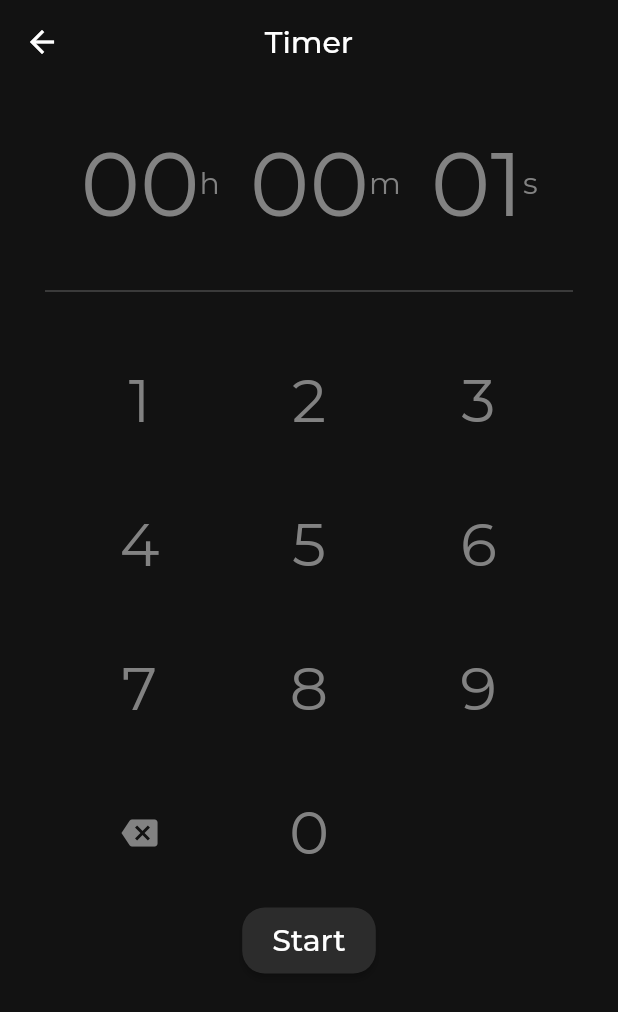
After one commit to keithcwk/TimerApp, a Flutter app: the Home screen opened directly, after a tap on an icon or button, on a phone screen of 412 x 824 dp. The commit adds this screen. Shown: the top 1012 px of the screen. Run offline on Flutter 3.47's test engine with Material 2 defaults, Android fonts, the phone set to English and light mode, and no system bars; our stand-ins replace flutter_local_notifications, google_fonts; missing offline and left inert: android_alarm_manager, blinking_text.

Commit message:
19/7 Completed Input Page, Added Animations to buttons

```diff
--- /dev/null
+++ b/lib/Home.dart
@@ -0,0 +1,146 @@
+import 'dart:async';
+
+import 'package:flutter/material.dart';
+import 'package:timer_app/button_widget.dart';
+// import 'package:numeric_keyboard/numeric_keyboard.dart';
+import 'package:timer_app/shared/constants.dart';
+import 'package:google_fonts/google_fonts.dart';
+import 'package:timer_app/shared/keyboardNumbers.dart';
+import 'package:timer_app/shared/utils.dart';
+
+class Home extends StatefulWidget {
+  @override
+  _HomeState createState() => _HomeState();
+}
+
+class _HomeState extends State<Home> with SingleTickerProviderStateMixin {
+  String display = "";
+  List<String> timeFormatted = ["00", "00", "00"];
+
+  void initState() {
+    super.initState();
+    display = "";
+    List<String> timeFormatted = ["00", "00", "00"];
+  }
+
+  void dispose() {
+    super.dispose();
+    display = "";
+    List<String> timeFormatted = ["00", "00", "00"];
+  }
+
+  void _onKeyboardTap(String value) {
+    setState(() {
+      display = display + value;
+      print(display);
+      timeFormatted = Utils.stringFormatter(display);
+      print(timeFormatted);
+    });
+  }
+
+  void _leftButton() {
+    if (display != "") {
+      setState(() {
+        var tempList = display.split("");
+        tempList.removeLast();
+        display = tempList.join("");
+        timeFormatted = Utils.stringFormatter(display);
+      });
+    }
+    print(display);
+    print(timeFormatted);
+  }
+
+  @override
+  Widget build(BuildContext context) {
+    return Scaffold(
+      backgroundColor: themeBlack,
+      appBar: AppBar(
+        title: Text('Timer',
+            style: GoogleFonts.montserrat(
+                fontSize: 20,
+                fontWeight: FontWeight.w500,
+                color: Colors.white)),
+        backgroundColor: themeBlack,
+        elevation: 0.0,
+        centerTitle: true,
+      ),
+      body: Column(
+        children: [
+          SizedBox(height: 30),
+          Row(
+            mainAxisAlignment: MainAxisAlignment.center,
+            children: [
+              Text(display != "" ? '${timeFormatted[0]}' : "00",
+                  textAlign: TextAlign.center,
+                  style: GoogleFonts.montserrat(
+                      fontSize: 60,
+                      fontWeight: FontWeight.w400,
+                      color: themeGrey)),
+              Text('h',
+                  style: GoogleFonts.montserrat(
+                      fontSize: 20,
+                      fontWeight: FontWeight.w400,
+                      color: themeGrey)),
+              SizedBox(width: 20),
+              Text(display != "" ? '${timeFormatted[1]}' : "00",
+                  textAlign: TextAlign.center,
+                  style: GoogleFonts.montserrat(
+                      fontSize: 60,
+                      fontWeight: FontWeight.w400,
+                      color: themeGrey)),
+              Text('m',
+                  style: GoogleFonts.montserrat(
+                      fontSize: 20,
+                      fontWeight: FontWeight.w400,
+                      color: themeGrey)),
+              SizedBox(width: 20),
+              Text(display != "" ? '${timeFormatted[2]}' : "00",
+                  textAlign: TextAlign.center,
+                  style: GoogleFonts.montserrat(
+                      fontSize: 60,
+                      fontWeight: FontWeight.w400,
+                      color: themeGrey)),
+              Text('s',
+                  style: GoogleFonts.montserrat(
+                      fontSize: 20,
+                      fontWeight: FontWeight.w400,
+                      color: themeGrey)),
+            ],
+          ),
+          SizedBox(height: 30),
+          Divider(
+              height: 10,
+              thickness: 0.75,
+              color: Colors.white.withOpacity(0.3),
+              indent: 30,
+              endIndent: 30),
+          KeyboardNumbers(
+            onKeyboardTap: _onKeyboardTap,
+            textColor: themeGrey,
+            leftIcon: Icon(Icons.backspace, color: themeGrey),
+            leftButtonFn: _leftButton,
+            mainAxisAlignment: MainAxisAlignment.spaceEvenly,
+          ),
+          AnimatedOpacity(
+              opacity: display != "" ? 1.0 : 0.0,
+              duration: Duration(milliseconds: 300),
+              child: ButtonWidget(
+                  text: 'Start',
+                  onClicked: () {},
+                  labelColor: Colors.white,
+                  buttonColor: themeBlackLight))
+          // Container(
+          //     height: 50,
+          //     child: display != ""
+          //         ? ButtonWidget(
+          //             text: 'Start',
+          //             onClicked: () {},
+          //             labelColor: Colors.white,
+          //             buttonColor: themeBlackLight)
+          //         : SizedBox(width: 10, height: 10))
+        ],
+      ),
+    );
+  }
+}
--- a/lib/TimerPage.dart
+++ b/lib/TimerPage.dart
@@ -46,7 +46,9 @@ class _TimerPageState extends State<TimerPage> {
     final isRunning = timer == null ? false : timer.isActive;
     final isCompleted = seconds == maxSeconds || seconds == 0;
 
-    return isRunning || !isCompleted
+    return AnimatedSwitcher(
+      duration: Duration(milliseconds: 300),
+      child: isRunning || !isCompleted
         ? Row(
             mainAxisAlignment: MainAxisAlignment.center,
             children: [
@@ -77,7 +79,7 @@ class _TimerPageState extends State<TimerPage> {
               startTimer();
             },
             buttonColor: themeBlackLight,
-            labelColor: Colors.white);
+            labelColor: Colors.white),);
   }
 
   Widget buildTime() {
--- a/lib/button_widget.dart
+++ b/lib/button_widget.dart
@@ -1,6 +1,5 @@
 import 'package:flutter/material.dart';
 import 'package:google_fonts/google_fonts.dart';
-import 'package:timer_app/shared/constants.dart';
 
 class ButtonWidget extends StatelessWidget {
   final VoidCallback onClicked;
--- a/lib/main.dart
+++ b/lib/main.dart
@@ -1,5 +1,6 @@
 import 'package:android_alarm_manager/android_alarm_manager.dart';
 import 'package:flutter/material.dart';
+import 'package:timer_app/Home.dart';
 import 'package:timer_app/TimerPage.dart';
 import 'package:flutter_local_notifications/flutter_local_notifications.dart';
 
@@ -7,6 +8,7 @@ final FlutterLocalNotificationsPlugin flutterLocalNotificationsPlugin =
     FlutterLocalNotificationsPlugin();
 
 void main() async {
+  // Notification Initialization
   WidgetsFlutterBinding.ensureInitialized();
   var initializationSettingsAndroid =
       AndroidInitializationSettings('outline_timer_black_24dp');
@@ -26,6 +28,8 @@ void main() async {
     }
   });
   runApp(MyApp());
+
+  // Alarm Manager Initialization
   await AndroidAlarmManager.initialize();
 }
 
--- a/lib/shared/constants.dart
+++ b/lib/shared/constants.dart
@@ -2,5 +2,6 @@ import 'package:flutter/material.dart';
 
 const themeBlack = const Color(0xFF121212);
 const themeBlackLight = const Color(0xFF2c2c2c);
+const themeGrey = const Color(0xFF828282);
 const themeBlue = const Color(0xFF1976d2);
 const themeBlueLight = const Color(0xFF63a4ff);
--- /dev/null
+++ b/lib/shared/keyboardNumbers.dart
@@ -0,0 +1,123 @@
+library numeric_keyboard;
+
+import 'package:flutter/material.dart';
+import 'package:google_fonts/google_fonts.dart';
+
+typedef KeyboardTapCallback = void Function(String text);
+
+class KeyboardNumbers extends StatefulWidget {
+  /// Color of the text [default = Colors.black]
+  final Color textColor;
+
+  /// Display a custom right icon
+  final Icon rightIcon;
+
+  /// Action to trigger when right button is pressed
+  final Function() rightButtonFn;
+
+  /// Display a custom left icon
+  final Icon leftIcon;
+
+  /// Action to trigger when left button is pressed
+  final Function() leftButtonFn;
+
+  /// Callback when an item is pressed
+  final KeyboardTapCallback onKeyboardTap;
+
+  /// Main axis alignment [default = MainAxisAlignment.spaceEvenly]
+  final MainAxisAlignment mainAxisAlignment;
+
+  KeyboardNumbers(
+      {this.onKeyboardTap,
+      this.textColor = Colors.black,
+      this.rightButtonFn,
+      this.rightIcon,
+      this.leftButtonFn,
+      this.leftIcon,
+      this.mainAxisAlignment = MainAxisAlignment.spaceEvenly});
+
+  @override
+  State<StatefulWidget> createState() {
+    return _KeyboardNumbersState();
+  }
+}
+
+class _KeyboardNumbersState extends State<KeyboardNumbers> {
+  @override
+  Widget build(BuildContext context) {
+    return Container(
+      padding: const EdgeInsets.only(left: 20, right: 20, top: 20),
+      alignment: Alignment.center,
+      child: Column(
+        children: <Widget>[
+          ButtonBar(
+            alignment: widget.mainAxisAlignment,
+            children: <Widget>[
+              _calcButton('1'),
+              _calcButton('2'),
+              _calcButton('3'),
+            ],
+          ),
+          ButtonBar(
+            alignment: widget.mainAxisAlignment,
+            children: <Widget>[
+              _calcButton('4'),
+              _calcButton('5'),
+              _calcButton('6'),
+            ],
+          ),
+          ButtonBar(
+            alignment: widget.mainAxisAlignment,
+            children: <Widget>[
+              _calcButton('7'),
+              _calcButton('8'),
+              _calcButton('9'),
+            ],
+          ),
+          ButtonBar(
+            alignment: widget.mainAxisAlignment,
+            children: <Widget>[
+              InkWell(
+                  borderRadius: BorderRadius.circular(45),
+                  onTap: widget.leftButtonFn,
+                  child: Container(
+                      alignment: Alignment.center,
+                      width: 50,
+                      height: 50,
+                      child: widget.leftIcon)),
+              _calcButton('0'),
+              InkWell(
+                  borderRadius: BorderRadius.circular(45),
+                  onTap: widget.rightButtonFn,
+                  child: Container(
+                      alignment: Alignment.center,
+                      width: 50,
+                      height: 50,
+                      child: widget.rightIcon))
+            ],
+          ),
+        ],
+      ),
+    );
+  }
+
+  Widget _calcButton(String value) {
+    return InkWell(
+        borderRadius: BorderRadius.circular(80),
+        onTap: () {
+          widget.onKeyboardTap(value);
+        },
+        child: Container(
+          alignment: Alignment.center,
+          width: 80,
+          height: 80,
+          child: Text(
+            value,
+            style: GoogleFonts.montserrat(
+                fontSize: 40,
+                fontWeight: FontWeight.w400,
+                color: widget.textColor),
+          ),
+        ));
+  }
+}
--- a/lib/shared/utils.dart
+++ b/lib/shared/utils.dart
@@ -30,4 +30,52 @@ class Utils {
     await flutterLocalNotificationsPlugin.show(
         0, 'Time\'s Up!', 'Your timer has run out!', platformChannelSpecifics);
   }
+
+  static List<String> stringFormatter(String time) {
+    List<String> timeTemp = time.split("");
+    var length = timeTemp.length;
+
+    List<String> formatted = [];
+
+    var hour = "";
+    var minute = "";
+    var seconds = "";
+
+    if (length >= 5) {
+      if (length >= 6 && timeTemp[0] != 0) {
+        seconds = timeTemp[4] + timeTemp[5];
+        minute = timeTemp[2] + timeTemp[3];
+        hour += timeTemp[0] + timeTemp[1];
+      } else if (length == 5) {
+        seconds = timeTemp[3] + timeTemp[4];
+        minute = timeTemp[1] + timeTemp[2];
+        hour += "0" + timeTemp[0];
+      }
+    } else if (length >= 3) {
+      if (length == 4) {
+        seconds = timeTemp[2] + timeTemp[3];
+        minute = timeTemp[0] + timeTemp[1];
+        hour += "00";
+      } else {
+        seconds = timeTemp[1] + timeTemp[2];
+        minute = "0" + timeTemp[0];
+        hour += "00";
+      }
+    } else if (length >= 1) {
+      if (length == 2) {
+        seconds = timeTemp[0] + timeTemp[1];
+        minute += "00";
+        hour += "00";
+      } else {
+        seconds = "0" + timeTemp[0];
+        minute = "00";
+        hour += "00";
+      }
+    }
+
+    formatted.add(hour);
+    formatted.add(minute);
+    formatted.add(seconds);
+    return formatted;
+  }
 }
--- a/pubspec.yaml
+++ b/pubspec.yaml
@@ -33,6 +33,7 @@ dependencies:
   blinking_text: ^1.0.1
   flutter_local_notifications: ^4.0.1+2
   flutter_native_timezone: ^1.0.4
+  numeric_keyboard: ^1.1.0
 
 dev_dependencies:
   flutter_test:
```
Also changed, not shown: pubspec.lock, 2 other files.
